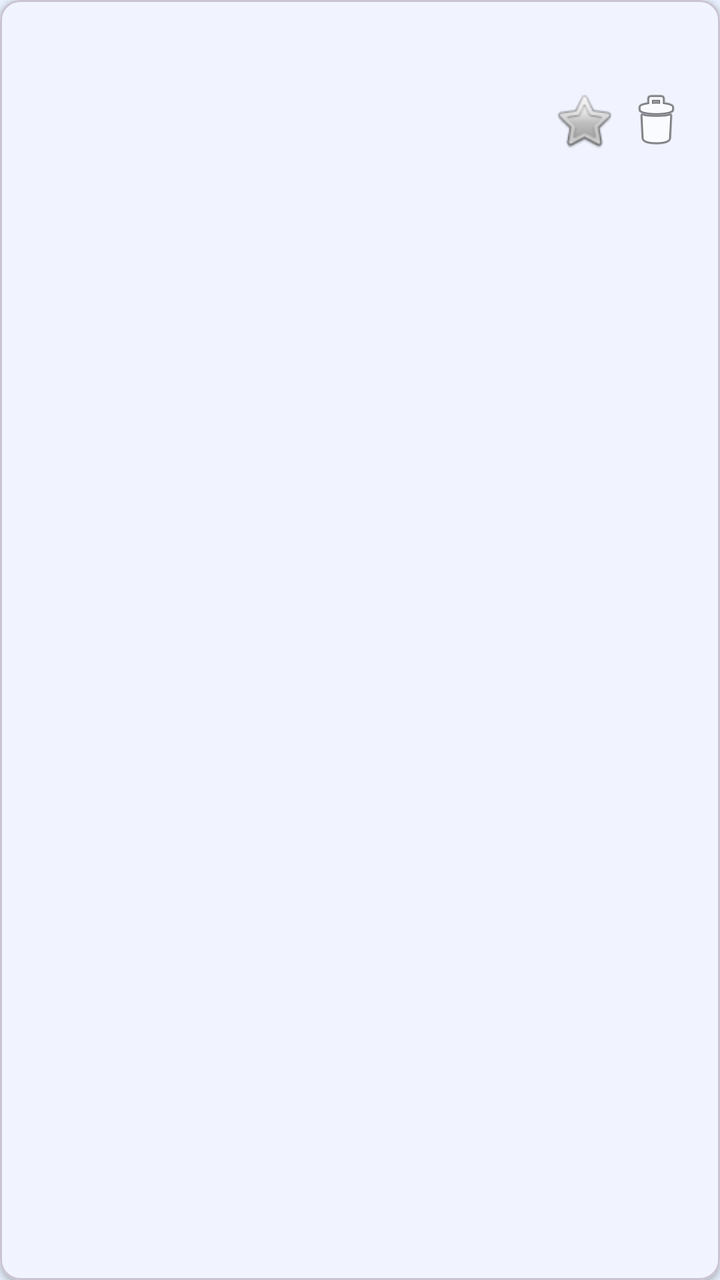
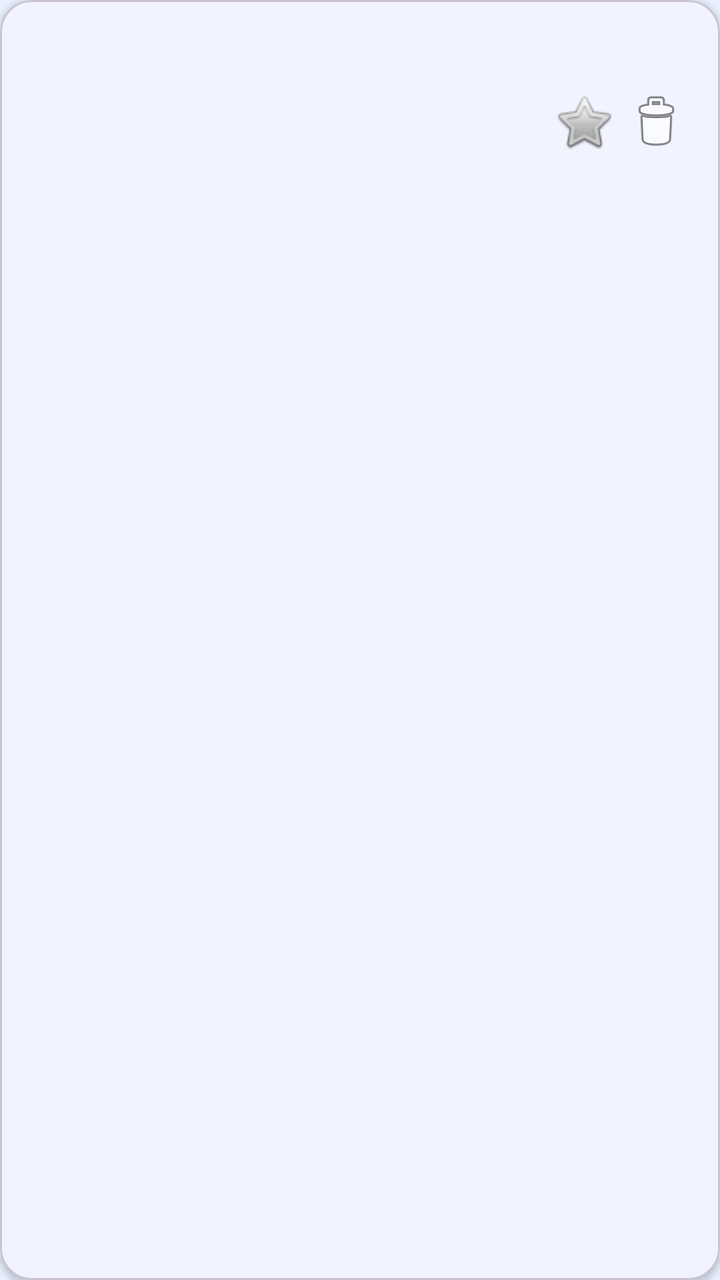

The first picture is an Android layout as it rendered before a commit; the second is the same layout after the commit. The layout source and the unified diff follow.
<!-- AndroidManifest.xml: application theme Theme.JeromeLens -->
<!-- res/layout/item_clip.xml -->
<?xml version="1.0" encoding="utf-8"?>
<com.google.android.material.card.MaterialCardView
    xmlns:android="http://schemas.android.com/apk/res/android"
    xmlns:app="http://schemas.android.com/apk/res-auto"
    android:layout_width="match_parent"
    android:layout_height="wrap_content"
    android:layout_margin="6dp"
    app:cardElevation="2dp"
    app:cardCornerRadius="10dp">

    <LinearLayout
        android:layout_width="match_parent"
        android:layout_height="wrap_content"
        android:orientation="vertical"
        android:padding="14dp">

        <TextView
            android:id="@+id/clipCategory"
            android:layout_width="wrap_content"
            android:layout_height="wrap_content"
            android:textSize="11sp"
            android:textStyle="bold"
            android:textColor="#1976D2"
            android:background="#E3F2FD"
            android:paddingHorizontal="8dp"
            android:paddingVertical="2dp"
            android:layout_marginBottom="6dp"
            android:visibility="gone" />

        <TextView
            android:id="@+id/clipText"
            android:layout_width="match_parent"
            android:layout_height="wrap_content"
            android:maxLines="4"
            android:ellipsize="end"
            android:textSize="15sp" />

        <LinearLayout
            android:layout_width="match_parent"
            android:layout_height="wrap_content"
            android:orientation="horizontal"
            android:layout_marginTop="8dp"
            android:gravity="center_vertical">

            <TextView
                android:id="@+id/clipTimestamp"
                android:layout_width="0dp"
                android:layout_height="wrap_content"
                android:layout_weight="1"
                android:textSize="12sp"
                android:textColor="#888888" />

            <ImageButton
                android:id="@+id/btnFavorite"
                android:layout_width="36dp"
                android:layout_height="36dp"
                android:src="@android:drawable/btn_star_big_off"
                android:background="?attr/selectableItemBackgroundBorderless"
                android:contentDescription="@string/favorite" />

            <ImageButton
                android:id="@+id/btnDelete"
                android:layout_width="36dp"
                android:layout_height="36dp"
                android:src="@android:drawable/ic_menu_delete"
                android:background="?attr/selectableItemBackgroundBorderless"
                android:contentDescription="@string/delete" />
        </LinearLayout>
    </LinearLayout>
</com.google.android.material.card.MaterialCardView>
<!-- resources referenced by this layout -->
<resources>
  <string name="delete">Delete</string>
  <string name="favorite">Favorite</string>
  <style name="Theme.JeromeLens" parent="Theme.Material3.Light.NoActionBar">
          <item name="colorPrimary">@color/primary</item>
          <item name="colorPrimaryVariant">@color/primary_dark</item>
          <item name="colorOnPrimary">@color/white</item>
          <item name="colorSecondary">@color/secondary</item>
          <item name="colorOnSecondary">@color/white</item>
          <item name="android:statusBarColor">@color/background</item>
          <item name="android:navigationBarColor">@color/background</item>
          <item name="android:windowBackground">@color/background</item>
          <item name="android:windowLightStatusBar">true</item>
          <item name="colorSurface">@color/surface</item>
          <item name="colorOnSurface">@color/text_primary</item>
      </style>
  <color name="primary">#3B6EF5</color>
  <color name="primary_dark">#2A56D4</color>
  <color name="white">#FFFFFF</color>
  <color name="secondary">#7C5CFC</color>
  <color name="background">#E8F0FE</color>
  <color name="surface">#FFFFFF</color>
  <color name="text_primary">#1A1F36</color>
</resources>

<!-- the commit's change to res/layout/item_clip.xml (unified diff, before → after) -->
@@ -4,9 +4,11 @@
     xmlns:app="http://schemas.android.com/apk/res-auto"
     android:layout_width="match_parent"
     android:layout_height="wrap_content"
-    android:layout_margin="6dp"
+    android:layout_marginHorizontal="4dp"
+    android:layout_marginVertical="6dp"
     app:cardElevation="2dp"
-    app:cardCornerRadius="10dp">
+    app:cardCornerRadius="16dp"
+    app:cardBackgroundColor="@color/surface">
 
     <LinearLayout
         android:layout_width="match_parent"
@@ -20,26 +22,28 @@
             android:layout_height="wrap_content"
             android:textSize="11sp"
             android:textStyle="bold"
-            android:textColor="#1976D2"
-            android:background="#E3F2FD"
-            android:paddingHorizontal="8dp"
-            android:paddingVertical="2dp"
-            android:layout_marginBottom="6dp"
+            android:textColor="@color/primary"
+            android:background="@color/chip_bg_work"
+            android:paddingHorizontal="10dp"
+            android:paddingVertical="3dp"
+            android:layout_marginBottom="8dp"
             android:visibility="gone" />
 
         <TextView
             android:id="@+id/clipText"
             android:layout_width="match_parent"
             android:layout_height="wrap_content"
-            android:maxLines="4"
+            android:maxLines="3"
             android:ellipsize="end"
-            android:textSize="15sp" />
+            android:textSize="14sp"
+            android:textColor="@color/text_primary"
+            android:lineSpacingExtra="2dp" />
 
         <LinearLayout
             android:layout_width="match_parent"
             android:layout_height="wrap_content"
             android:orientation="horizontal"
-            android:layout_marginTop="8dp"
+            android:layout_marginTop="10dp"
             android:gravity="center_vertical">
 
             <TextView
@@ -48,7 +52,7 @@
                 android:layout_height="wrap_content"
                 android:layout_weight="1"
                 android:textSize="12sp"
-                android:textColor="#888888" />
+                android:textColor="@color/text_secondary" />
 
             <ImageButton
                 android:id="@+id/btnFavorite"
<!-- resource entries referenced after the edit -->
@@ -1,5 +1,10 @@
 <!-- resources referenced by this layout -->
 <resources>
+  <color name="chip_bg_work">#E0E7FF</color>
+  <color name="primary">#3B6EF5</color>
+  <color name="surface">#FFFFFF</color>
+  <color name="text_primary">#1A1F36</color>
+  <color name="text_secondary">#6B7280</color>
   <string name="delete">Delete</string>
   <string name="favorite">Favorite</string>
   <style name="Theme.JeromeLens" parent="Theme.Material3.Light.NoActionBar">
@@ -15,12 +20,9 @@
           <item name="colorSurface">@color/surface</item>
           <item name="colorOnSurface">@color/text_primary</item>
       </style>
-  <color name="primary">#3B6EF5</color>
   <color name="primary_dark">#2A56D4</color>
   <color name="white">#FFFFFF</color>
   <color name="secondary">#7C5CFC</color>
   <color name="background">#E8F0FE</color>
-  <color name="surface">#FFFFFF</color>
-  <color name="text_primary">#1A1F36</color>
 </resources>
 
